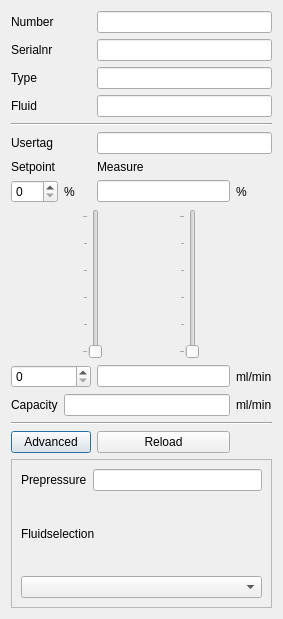
Old version of the form ui/flowchannel.ui in the repository ArJKloek/FlowControl.
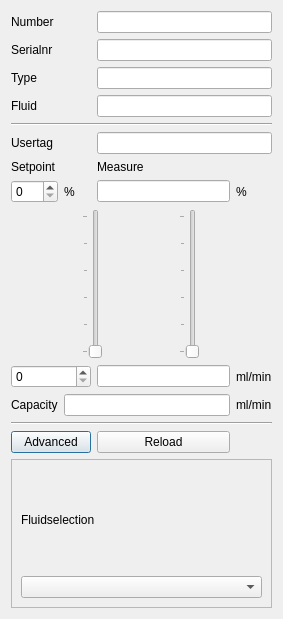
New version of the form.

Commit message: removed pressure

What changed in the file:
```diff
--- a/ui/flowchannel.ui
+++ b/ui/flowchannel.ui
@@ -221,7 +221,7 @@
       <enum>QFrame::Raised</enum>
      </property>
      <layout class="QGridLayout" name="gridLayout_5">
-      <item row="1" column="0">
+      <item row="0" column="0">
        <widget class="QLabel" name="label_2">
         <property name="text">
          <string>Fluidselection</string>
@@ -231,20 +231,6 @@
       <item row="2" column="0">
        <widget class="QComboBox" name="cb_fluids"/>
       </item>
-      <item row="0" column="0">
-       <layout class="QGridLayout" name="gridLayout_2">
-        <item row="1" column="0">
-         <widget class="QLabel" name="label_3">
-          <property name="text">
-           <string>Prepressure</string>
-          </property>
-         </widget>
-        </item>
-        <item row="1" column="1">
-         <widget class="QLineEdit" name="le_pressure"/>
-        </item>
-       </layout>
-      </item>
      </layout>
     </widget>
    </item>
```
Left out of the diff: 2 changed lines with no effect on the pictures. The commit also changes 3 other files.
